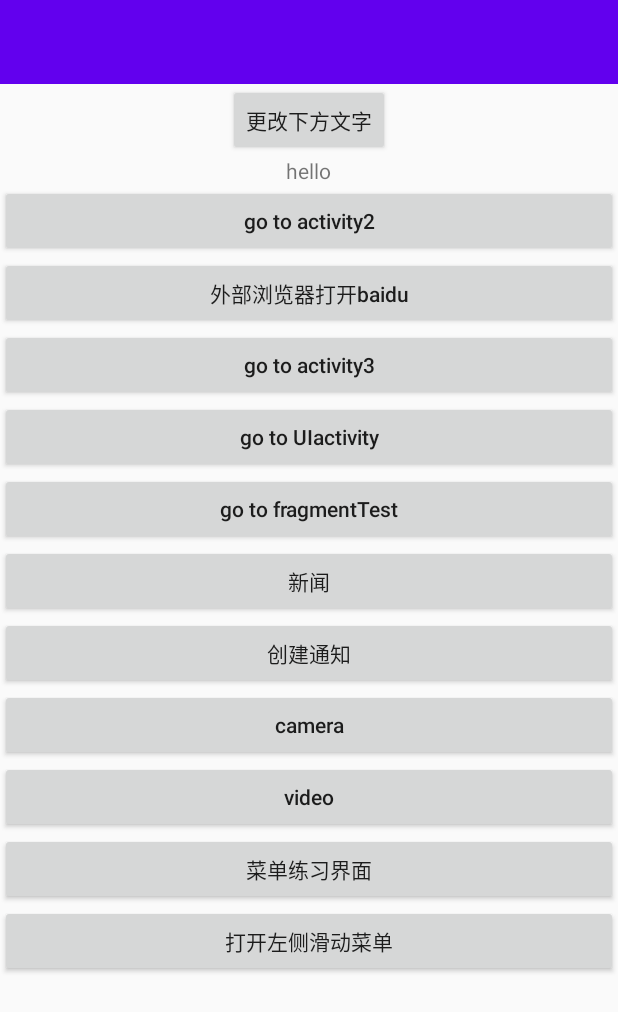
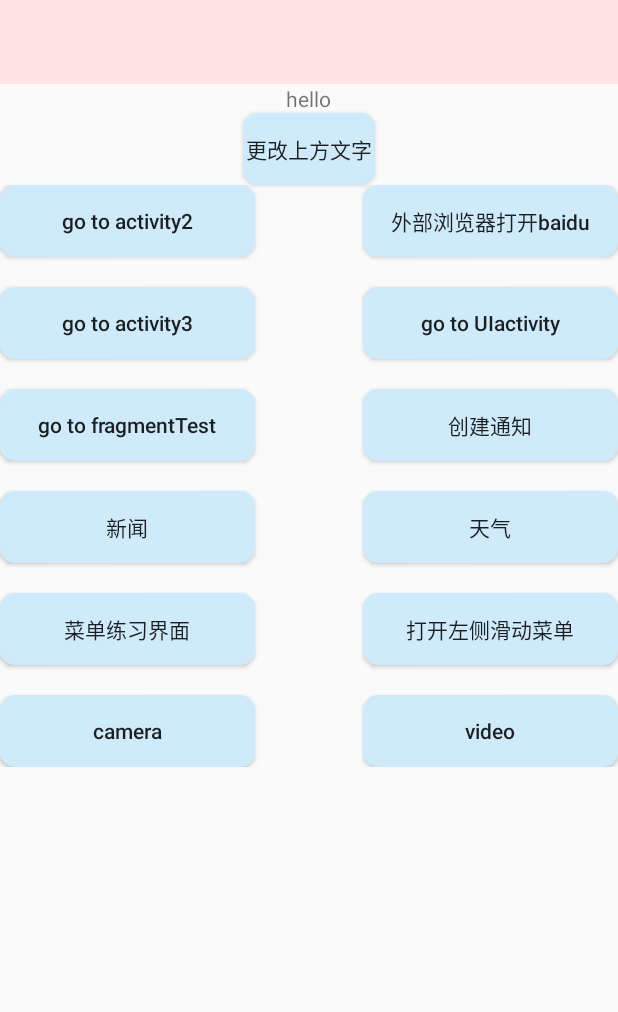
Before and after one commit to minnamu/First, an Android app: the layout first_layout.xml on its own in the app's theme, with its tools: preview values and no code run, on a phone screen of 412 x 824 dp. Shown: the top 1012 px of the screen. Run offline under Robolectric (Android 15) with nearby library versions, the phone set to English and light mode, and no system bars.

Commit message:
修改界面布局，修改button样式，新增天气界面，能查询天气

```diff
--- /dev/null
+++ b/app/src/main/res/drawable/mainbutton.xml
@@ -0,0 +1,9 @@
+<?xml version="1.0" encoding="utf-8"?>
+<shape xmlns:android="http://schemas.android.com/apk/res/android">
+    <solid android:color="#ceeafb"/>
+    <corners android:topLeftRadius="10dip"
+        android:topRightRadius="10dip"
+        android:bottomRightRadius="10dip"
+        android:bottomLeftRadius="10dip" />
+    <!--圆角矩形白色背景-->
+</shape>
--- a/app/src/main/res/layout/activity_main.xml
+++ b/app/src/main/res/layout/activity_main.xml
@@ -16,18 +16,21 @@
         android:text="hello activity2"
         android:textColor="#F44336"
 
-        android:textSize="24sp"/>
+        android:textSize="24sp" />
 
     <Button
         android:id="@+id/button3"
         android:layout_width="match_parent"
         android:layout_height="wrap_content"
+        android:background="@drawable/mainbutton"
+
         android:text="返回activity1" />
 
     <Button
         android:id="@+id/button_progress"
         android:layout_width="match_parent"
         android:layout_height="wrap_content"
+        android:background="@drawable/mainbutton"
 
         android:text="显示/隐藏进度条" />
 
@@ -35,6 +38,7 @@
         android:id="@+id/add_progress"
         android:layout_width="match_parent"
         android:layout_height="wrap_content"
+        android:background="@drawable/mainbutton"
 
         android:text="增加进度条" />
 
--- a/app/src/main/res/layout/first_layout.xml
+++ b/app/src/main/res/layout/first_layout.xml
@@ -13,7 +13,7 @@
         android:layout_height="match_parent"
         android:orientation="vertical">
 
-
+        <!--        ?attr/colorPrimary-->
         <FrameLayout
             android:layout_width="match_parent"
             android:layout_height="wrap_content">
@@ -22,27 +22,10 @@
                 android:id="@+id/toolbar"
                 android:layout_width="match_parent"
                 android:layout_height="?attr/actionBarSize"
-                android:background="?attr/colorPrimary"
+                android:background="#ffe4e1"
                 android:theme="@style/ThemeOverlay.AppCompat.Dark.ActionBar"
                 app:popupTheme="@style/ThemeOverlay.AppCompat.Light" />
         </FrameLayout>
-
-
-        <Button
-            android:id="@+id/button1"
-            android:layout_width="wrap_content"
-            android:layout_height="wrap_content"
-            android:layout_gravity="center_horizontal"
-
-            android:text="更改下方文字"
-
-
-            app:layout_constraintBottom_toTopOf="@+id/textView"
-            app:layout_constraintEnd_toEndOf="parent"
-            app:layout_constraintHorizontal_bias="0.533"
-            app:layout_constraintStart_toStartOf="parent"
-            app:layout_constraintTop_toTopOf="parent"
-            app:layout_constraintVertical_bias="1.0" />
 
         <TextView
             android:id="@+id/textView"
@@ -51,112 +34,159 @@
             android:layout_gravity="center_horizontal"
             android:text="hello" />
 
+        <Button
+            android:background="@drawable/mainbutton"
+            android:id="@+id/button1"
+            android:layout_width="wrap_content"
+            android:layout_height="wrap_content"
+            android:layout_gravity="center_horizontal"
+
+            android:text="更改上方文字" />
+
+        <RelativeLayout
+            android:layout_width="match_parent"
+            android:layout_height="wrap_content">
+
 
             <Button
                 android:id="@+id/button2"
-            android:layout_width="match_parent"
+                android:layout_width="170dp"
                 android:layout_height="wrap_content"
+                android:layout_alignParentLeft="true"
+                android:layout_alignParentTop="true"
+
+                android:layout_marginBottom="20dp"
+                android:background="@drawable/mainbutton"
                 android:text="go to activity2"
                 android:textAllCaps="false"
 
-
-            app:layout_constraintBottom_toBottomOf="parent"
-            app:layout_constraintEnd_toEndOf="parent"
-            app:layout_constraintHorizontal_bias="0.0"
-            app:layout_constraintStart_toStartOf="parent"
-            app:layout_constraintTop_toBottomOf="@+id/textView"
-            app:layout_constraintVertical_bias="0.051" />
+                />
 
             <Button
                 android:id="@+id/button4"
-            android:layout_width="match_parent"
+                android:background="@drawable/mainbutton"
+                android:layout_width="170dp"
                 android:layout_height="wrap_content"
+                android:layout_alignParentTop="true"
+                android:layout_alignParentRight="true"
+                android:layout_marginBottom="20dp"
                 android:text="外部浏览器打开baidu"
                 android:textAllCaps="false"
 
-            app:layout_constraintBottom_toBottomOf="parent"
-            app:layout_constraintEnd_toEndOf="parent"
-            app:layout_constraintHorizontal_bias="0.0"
-            app:layout_constraintStart_toStartOf="parent"
-            app:layout_constraintTop_toBottomOf="@+id/textView"
-            app:layout_constraintVertical_bias="0.25" />
+                />
+
 
             <Button
                 android:id="@+id/button_to_activity3"
-            android:layout_width="match_parent"
+                android:layout_width="170dp"
                 android:layout_height="wrap_content"
+                android:layout_below="@id/button2"
+                android:layout_marginBottom="20dp"
+                android:background="@drawable/mainbutton"
+
+
                 android:text="go to activity3"
                 android:textAllCaps="false"
 
-            app:layout_constraintBottom_toBottomOf="parent"
-            app:layout_constraintEnd_toEndOf="parent"
-            app:layout_constraintHorizontal_bias="0.0"
-            app:layout_constraintStart_toStartOf="parent"
-            app:layout_constraintTop_toBottomOf="@+id/textView"
-            app:layout_constraintVertical_bias="0.477" />
+                />
 
             <Button
                 android:id="@+id/button_to_activity4"
-            android:layout_width="match_parent"
+                android:layout_width="170dp"
+                android:background="@drawable/mainbutton"
                 android:layout_height="wrap_content"
+                android:layout_below="@id/button4"
+                android:layout_alignParentRight="true"
+                android:layout_marginBottom="20dp"
                 android:text="go to UIactivity"
                 android:textAllCaps="false"
 
-            app:layout_constraintBottom_toBottomOf="parent"
-            app:layout_constraintEnd_toEndOf="parent"
-            app:layout_constraintHorizontal_bias="0.0"
-            app:layout_constraintStart_toStartOf="parent"
-            app:layout_constraintTop_toBottomOf="@+id/textView"
-            app:layout_constraintVertical_bias="0.685" />
+                />
 
             <Button
                 android:id="@+id/go_to_fregment"
-            android:layout_width="match_parent"
+                android:layout_width="170dp"
                 android:layout_height="wrap_content"
+                android:background="@drawable/mainbutton"
+                android:layout_below="@id/button_to_activity3"
+                android:layout_marginBottom="20dp"
                 android:text="go to fragmentTest"
                 android:textAllCaps="false" />
 
             <Button
                 android:id="@+id/go_to_news"
-            android:layout_width="match_parent"
+                android:layout_width="170dp"
                 android:layout_height="wrap_content"
+                android:layout_below="@id/go_to_fregment"
+                android:layout_alignParentLeft="true"
+                android:layout_marginBottom="20dp"
+                android:background="@drawable/mainbutton"
                 android:text="新闻"
+                android:textAllCaps="false" />
+            <Button
+                android:id="@+id/go_to_weather"
+                android:layout_width="170dp"
+                android:layout_height="wrap_content"
+                android:layout_below="@id/go_to_fregment"
+                android:layout_alignParentRight="true"
+                android:layout_marginBottom="20dp"
+                android:background="@drawable/mainbutton"
+                android:text="天气"
                 android:textAllCaps="false" />
 
             <Button
                 android:id="@+id/go_to_noti"
-            android:layout_width="match_parent"
+                android:layout_width="170dp"
+                android:background="@drawable/mainbutton"
+
                 android:layout_height="wrap_content"
+                android:layout_below="@id/button_to_activity4"
+                android:layout_alignParentRight="true"
                 android:text="创建通知"
+                android:textAllCaps="false" />
+
+
+            <Button
+                android:id="@+id/openleftmenu"
+                android:layout_width="170dp"
+                android:layout_height="wrap_content"
+                android:layout_below="@id/go_to_news"
+                android:background="@drawable/mainbutton"
+                android:layout_alignParentRight="true"
+                android:text="打开左侧滑动菜单"
+                android:textAllCaps="false" />
+
+            <Button
+                android:id="@+id/go_to_md"
+                android:layout_width="170dp"
+                android:layout_height="wrap_content"
+                android:layout_below="@id/go_to_news"
+                android:background="@drawable/mainbutton"
+                android:layout_alignParentLeft="true"
+                android:layout_marginBottom="20dp"
+                android:text="菜单练习界面"
+                android:textAllCaps="false" />
+
+            <Button
+                android:id="@+id/go_to_video"
+                android:layout_width="170dp"
+                android:layout_height="wrap_content"
+                android:layout_below="@id/go_to_md"
+                android:layout_alignParentRight="true"
+                android:text="video"
+                android:background="@drawable/mainbutton"
                 android:textAllCaps="false" />
 
             <Button
                 android:id="@+id/go_to_camera"
-            android:layout_width="match_parent"
+                android:layout_width="170dp"
                 android:layout_height="wrap_content"
+                android:layout_below="@id/go_to_md"
+                android:layout_alignParentLeft="true"
                 android:text="camera"
+                android:background="@drawable/mainbutton"
                 android:textAllCaps="false" />
-
-        <Button
-            android:id="@+id/go_to_video"
-            android:layout_width="match_parent"
-            android:layout_height="wrap_content"
-            android:text="video"
-            android:textAllCaps="false" />
-
-        <Button
-            android:id="@+id/go_to_md"
-            android:layout_width="match_parent"
-            android:layout_height="wrap_content"
-            android:text="菜单练习界面"
-            android:textAllCaps="false" />
-
-        <Button
-            android:id="@+id/openleftmenu"
-            android:layout_width="match_parent"
-            android:layout_height="wrap_content"
-            android:text="打开左侧滑动菜单"
-            android:textAllCaps="false" />
+        </RelativeLayout>
     </LinearLayout>
 
     <com.google.android.material.navigation.NavigationView
--- a/app/src/main/res/layout/header.xml
+++ b/app/src/main/res/layout/header.xml
@@ -2,7 +2,7 @@
 <RelativeLayout xmlns:android="http://schemas.android.com/apk/res/android"
     android:layout_width="match_parent"
     android:layout_height="180dp"
-    android:background="#444"
+    android:background="#a0bce7"
     android:padding="10dp">
 
     <de.hdodenhof.circleimageview.CircleImageView
--- a/app/src/main/res/values/strings.xml
+++ b/app/src/main/res/values/strings.xml
@@ -1,3 +1,5 @@
 <resources>
     <string name="app_name">First</string>
+    <!-- TODO: Remove or change this placeholder text -->
+    <string name="hello_blank_fragment">Hello blank fragment</string>
 </resources>
--- a/app/src/main/res/values/themes.xml
+++ b/app/src/main/res/values/themes.xml
@@ -2,8 +2,8 @@
     <!-- Base application theme. -->
     <!--"Theme.MaterialComponents.DayNight.DarkActionBar"-->
     <style name="Theme.First" parent="Theme.AppCompat.Light.NoActionBar">
-        <!-- Primary brand color. -->
-        <item name="colorPrimary">@color/purple_500</item>
+        <!-- Primary brand color.@color/purple_500 -->
+        <item name="colorPrimary">#ffe4e1</item>
         <item name="colorPrimaryVariant">@color/purple_700</item>
         <item name="colorOnPrimary">@color/white</item>
         <!-- Secondary brand color. -->
@@ -11,7 +11,7 @@
         <item name="colorSecondaryVariant">@color/teal_700</item>
         <item name="colorOnSecondary">@color/black</item>
         <!-- Status bar color. -->
-        <item name="android:statusBarColor">?attr/colorPrimaryVariant</item>
-        <!-- Customize your theme here. -->
+        <item name="android:statusBarColor">#ffe4e1</item>
+        <!-- Customize your theme here. ?attr/colorPrimaryVariant-->
     </style>
 </resources>
```
Also changed, not shown: app/src/main/AndroidManifest.xml (+9 -2 lines), app/src/main/java/com/example/first/ActivityWeather.java (added, +150 -0 lines), app/src/main/java/com/example/first/ActivitygCamera.java (+50 -49 lines), app/src/main/java/com/example/first/MainActivity.java (+13 -0 lines), app/src/main/res/layout/activity_weather.xml (added, +133 -0 lines), app/src/main/res/drawable/search.png (added), app/src/main/res/layout-sw111dp/activity_fragment_test.xml (renamed from app/src/main/res/layout-sw666dp/activity_fragment_test.xml), app/src/main/res/layout-sw111dp/activity_news_main.xml (renamed from app/src/main/res/layout-sw666dp/activity_news_main.xml). Lines whose indentation alone changed are shown as unchanged.
